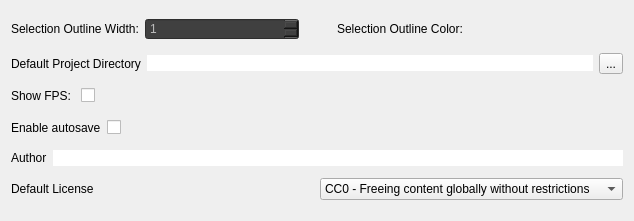
Qt form src/dialogs/preferences/worldsettings.ui (jahshaka/Studio) before a commit.
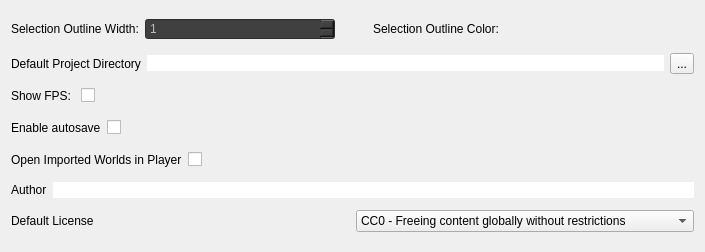
The same form after that commit. Icons and pictures are not drawn. Custom widgets are drawn as their Qt base class.

Commit message: Allow setting where to open imported worlds, editor by default

Diff of the .ui file:
```diff
--- a/src/dialogs/preferences/worldsettings.ui
+++ b/src/dialogs/preferences/worldsettings.ui
@@ -6,8 +6,8 @@
    <rect>
     <x>0</x>
     <y>0</y>
-    <width>634</width>
-    <height>221</height>
+    <width>705</width>
+    <height>252</height>
    </rect>
   </property>
   <property name="windowTitle">
@@ -244,6 +244,37 @@
     </layout>
    </item>
    <item row="4" column="0">
+    <layout class="QHBoxLayout" name="horizontalLayout_7">
+     <item>
+      <widget class="QLabel" name="label_8">
+       <property name="text">
+        <string>Open Imported Worlds in Player</string>
+       </property>
+      </widget>
+     </item>
+     <item>
+      <widget class="QCheckBox" name="openInPlayer">
+       <property name="text">
+        <string/>
+       </property>
+      </widget>
+     </item>
+     <item>
+      <spacer name="horizontalSpacer_4">
+       <property name="orientation">
+        <enum>Qt::Horizontal</enum>
+       </property>
+       <property name="sizeHint" stdset="0">
+        <size>
+         <width>40</width>
+         <height>20</height>
+        </size>
+       </property>
+      </spacer>
+     </item>
+    </layout>
+   </item>
+   <item row="5" column="0">
     <layout class="QHBoxLayout" name="horizontalLayout_4">
      <item>
       <widget class="QLabel" name="label_5">
@@ -257,7 +288,7 @@
      </item>
     </layout>
    </item>
-   <item row="5" column="0">
+   <item row="6" column="0">
     <layout class="QHBoxLayout" name="horizontalLayout_5">
      <item>
       <widget class="QLabel" name="label_6">
```
The commit also changes 3 other files.
